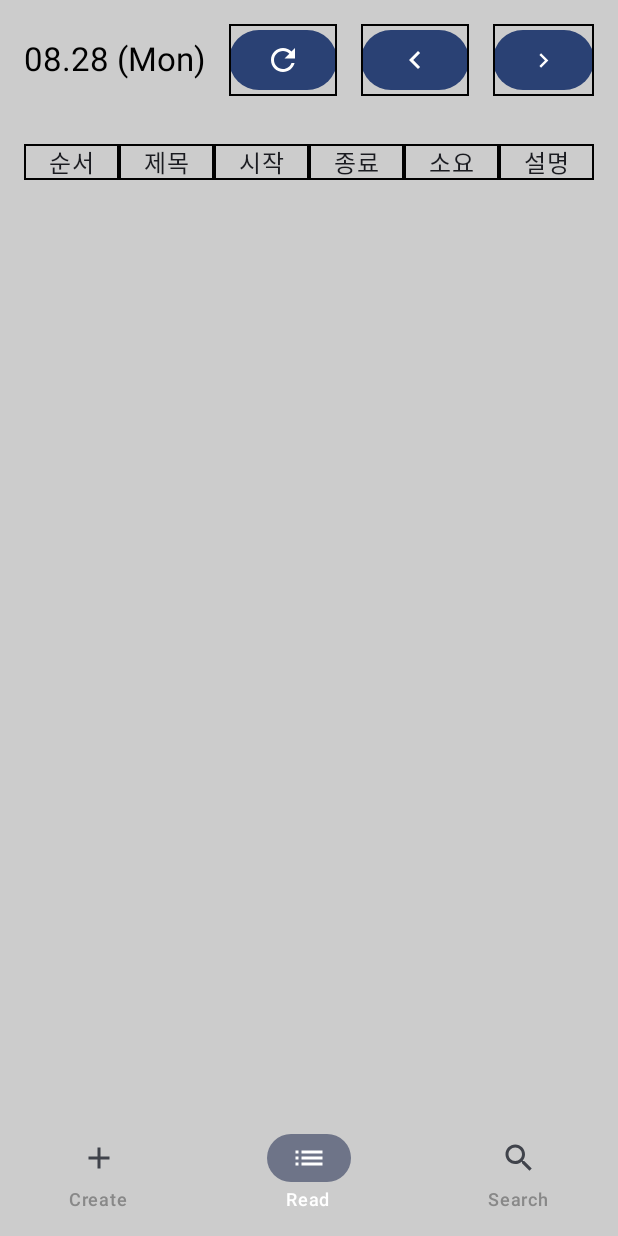
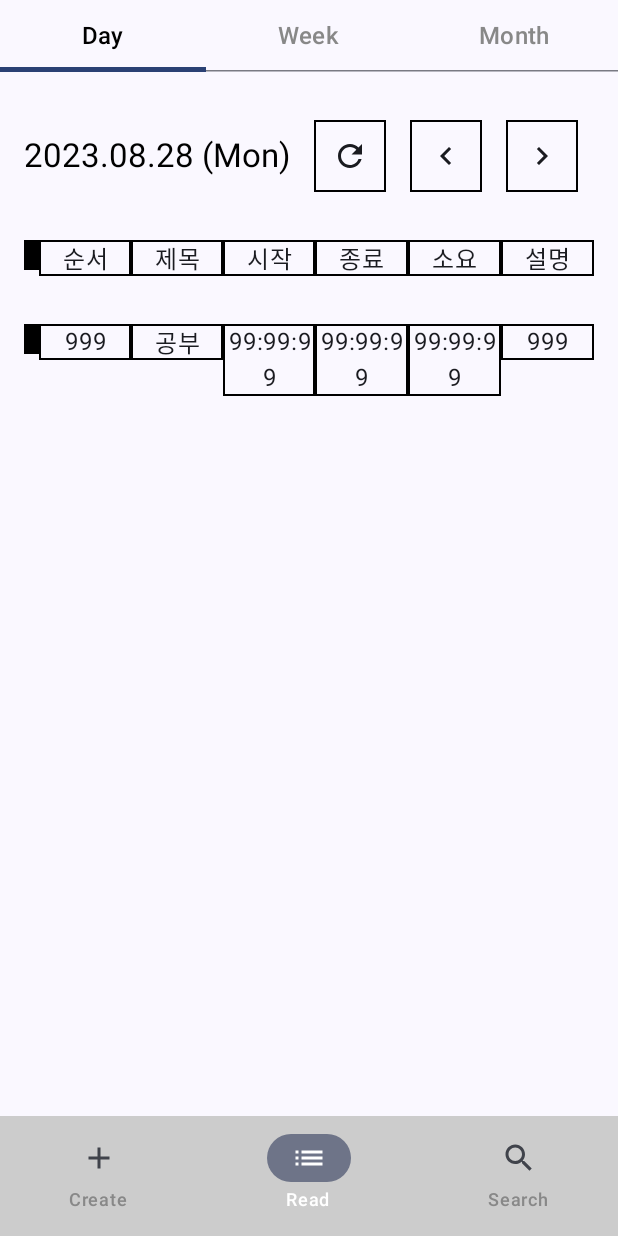
Before and after one commit to andpact/WiD-android, an Android app built with Jetpack Compose: the screen it shows after launch (MainActivity), item 2 of the bottom bar chosen, on a phone screen of 412 x 824 dp. Run offline under Robolectric (Android 15) with nearby library versions, the phone set to English and light mode, and no system bars.

Commit message:
update read fragment

```diff
--- a/app/src/main/java/andpact/project/wid/activity/MainActivity.kt
+++ b/app/src/main/java/andpact/project/wid/activity/MainActivity.kt
@@ -1,7 +1,7 @@
 package andpact.project.wid.activity
 
 import andpact.project.wid.fragment.WiDCreateFragment
-import andpact.project.wid.fragment.WiDReadFragment
+import andpact.project.wid.fragment.WiDReadHolderFragment
 import andpact.project.wid.fragment.WiDSearchFragment
 import android.os.Bundle
 import androidx.activity.ComponentActivity
@@ -38,8 +38,8 @@ fun NavigationGraph(navController: NavHostController) {
         composable(Destinations.WiDCreateFragment.route) {
             WiDCreateFragment()
         }
-        composable(Destinations.WiDReadFragment.route) {
-            WiDReadFragment()
+        composable(Destinations.WiDReadHolderFragment.route) {
+            WiDReadHolderFragment()
         }
         composable(Destinations.WiDSearchFragment.route) {
             WiDSearchFragment()
@@ -52,7 +52,7 @@ fun BottomBar(
     navController: NavHostController, state: MutableState<Boolean>, modifier: Modifier = Modifier
 ) {
     val screens = listOf(
-        Destinations.WiDCreateFragment, Destinations.WiDReadFragment, Destinations.WiDSearchFragment
+        Destinations.WiDCreateFragment, Destinations.WiDReadHolderFragment, Destinations.WiDSearchFragment
     )
 
     NavigationBar(
@@ -127,8 +127,8 @@ sealed class Destinations(
         icon = Icons.Filled.Add
     )
 
-    object WiDReadFragment : Destinations(
-        route = "wid_read_fragment",
+    object WiDReadHolderFragment : Destinations(
+        route = "wid_read_holder_fragment",
         title = "Read",
         icon = Icons.Filled.List
     )
--- a/app/src/main/java/andpact/project/wid/fragment/WiDCreateFragment.kt
+++ b/app/src/main/java/andpact/project/wid/fragment/WiDCreateFragment.kt
@@ -2,6 +2,7 @@ package andpact.project.wid.fragment
 
 import andpact.project.wid.model.WiD
 import andpact.project.wid.service.WiDService
+import andpact.project.wid.util.DataMaps
 import android.os.Handler
 import android.os.Looper
 import android.util.Log
@@ -164,7 +165,7 @@ fun WiDCreateFragment() {
             }
 
             Text(
-                text = title,
+                text = DataMaps.titleMap[title] ?: title, // Use titleMap to get Korean title, fallback to original title
                 style = MaterialTheme.typography.titleLarge,
                 color = Color.White,
                 modifier = Modifier.align(Alignment.CenterVertically),
--- a/app/src/main/java/andpact/project/wid/fragment/WiDReadFragment.kt
+++ b/app/src/main/java/andpact/project/wid/fragment/WiDReadDayFragment.kt
@@ -1,20 +1,17 @@
 package andpact.project.wid.fragment
 
 import andpact.project.wid.service.WiDService
-import android.util.Log
+import andpact.project.wid.util.DataMaps
 import androidx.compose.foundation.background
 import androidx.compose.foundation.border
 import androidx.compose.foundation.layout.*
 import androidx.compose.foundation.lazy.LazyColumn
-import androidx.compose.foundation.lazy.items
+import androidx.compose.foundation.lazy.itemsIndexed
 import androidx.compose.material.icons.Icons
 import androidx.compose.material.icons.filled.KeyboardArrowLeft
 import androidx.compose.material.icons.filled.KeyboardArrowRight
 import androidx.compose.material.icons.filled.Refresh
-import androidx.compose.material3.Button
-import androidx.compose.material3.Icon
-import androidx.compose.material3.MaterialTheme
-import androidx.compose.material3.Text
+import androidx.compose.material3.*
 import androidx.compose.runtime.*
 import androidx.compose.ui.Alignment
 import androidx.compose.ui.Modifier
@@ -27,22 +24,19 @@ import java.time.LocalDate
 import java.time.format.DateTimeFormatter
 
 @Composable
-fun WiDReadFragment() {
+fun WiDReadDayFragment() {
     var currentDate by remember { mutableStateOf(LocalDate.now()) }
 
     val wiDService = WiDService(context = LocalContext.current)
 
-    // Fetch the list of WiDs based on the selected date
     val wiDList = remember(currentDate) {
         wiDService.readWiDListByDate(currentDate)
     }
 
-    Log.d("wiDList : ", wiDList.toString())
-
     Column(
         modifier = Modifier
             .fillMaxSize()
-            .background(color = Color.LightGray)
+//            .background(color = Color.LightGray)
             .wrapContentSize(Alignment.TopCenter),
     ) {
         Row(
@@ -53,40 +47,37 @@ fun WiDReadFragment() {
             verticalAlignment = Alignment.CenterVertically
         ) {
             Text(
-                text = currentDate.format(DateTimeFormatter.ofPattern("MM.dd (E)")),
+                text = currentDate.format(DateTimeFormatter.ofPattern("yyyy.MM.dd (E)")),
                 style = MaterialTheme.typography.titleLarge,
                 color = Color.Black,
                 textAlign = TextAlign.Center,
             )
 
-            Button(
+            IconButton(
                 onClick = {
                     currentDate = LocalDate.now()
                 },
                 modifier = Modifier
-                    .background(color = Color.Transparent)
                     .border(1.dp, Color.Black)
             ) {
-                Icon(imageVector = Icons.Filled.Refresh, contentDescription = "previousDay")
+                Icon(imageVector = Icons.Filled.Refresh, contentDescription = "Today")
             }
 
-            Button(
+            IconButton(
                 onClick = {
                     currentDate = currentDate.minusDays(1)
                 },
                 modifier = Modifier
-                    .background(color = Color.Transparent)
                     .border(1.dp, Color.Black)
             ) {
-                Icon(imageVector = Icons.Default.KeyboardArrowLeft, contentDescription = "previousDay")
+                Icon(imageVector = Icons.Default.KeyboardArrowLeft, contentDescription = "prevDay")
             }
 
-            Button(
+            IconButton(
                 onClick = {
                     currentDate = currentDate.plusDays(1)
                 },
                 modifier = Modifier
-                    .background(color = Color.Transparent)
                     .border(1.dp, Color.Black)
             ) {
                 Icon(imageVector = Icons.Default.KeyboardArrowRight, contentDescription = "nextDay")
@@ -98,27 +89,81 @@ fun WiDReadFragment() {
                 .fillMaxWidth()
                 .padding(16.dp)
         ) {
+            Box(
+                modifier = Modifier
+                    .size(width = 10.dp, height = 20.dp)
+                    .background(Color.Black)
+            )
+
             Text(text = "순서",
                 modifier = Modifier.weight(1f)
                     .border(1.dp, Color.Black),
-                textAlign = TextAlign.Center)
+                textAlign = TextAlign.Center,
+            )
+
             Text(text = "제목",
                 modifier = Modifier.weight(1f)
                     .border(1.dp, Color.Black),
                 textAlign = TextAlign.Center)
+
             Text(text = "시작",
                 modifier = Modifier.weight(1f)
                     .border(1.dp, Color.Black),
                 textAlign = TextAlign.Center)
+
             Text(text = "종료",
                 modifier = Modifier.weight(1f)
                     .border(1.dp, Color.Black),
                 textAlign = TextAlign.Center)
+
             Text(text = "소요",
                 modifier = Modifier.weight(1f)
                     .border(1.dp, Color.Black),
                 textAlign = TextAlign.Center)
+
             Text(text = "설명",
+                modifier = Modifier.weight(1f)
+                    .border(1.dp, Color.Black),
+                textAlign = TextAlign.Center)
+        }
+
+        Row(
+            modifier = Modifier
+                .fillMaxWidth()
+                .padding(16.dp)
+        ) {
+            Box(
+                modifier = Modifier
+                    .size(width = 10.dp, height = 20.dp)
+                    .background(Color.Black)
+            )
+
+            Text(text = "999",
+                modifier = Modifier.weight(1f)
+                    .border(1.dp, Color.Black),
+                textAlign = TextAlign.Center)
+
+            Text(text = "공부",
+                modifier = Modifier.weight(1f)
+                    .border(1.dp, Color.Black),
+                textAlign = TextAlign.Center)
+
+            Text(text = "99:99:99",
+                modifier = Modifier.weight(1f)
+                    .border(1.dp, Color.Black),
+                textAlign = TextAlign.Center)
+
+            Text(text = "99:99:99",
+                modifier = Modifier.weight(1f)
+                    .border(1.dp, Color.Black),
+                textAlign = TextAlign.Center)
+
+            Text(text = "99:99:99",
+                modifier = Modifier.weight(1f)
+                    .border(1.dp, Color.Black),
+                textAlign = TextAlign.Center)
+
+            Text(text = "999",
                 modifier = Modifier.weight(1f)
                     .border(1.dp, Color.Black),
                 textAlign = TextAlign.Center)
@@ -128,39 +173,53 @@ fun WiDReadFragment() {
             modifier = Modifier.fillMaxWidth(),
             contentPadding = PaddingValues(16.dp)
         ) {
-            items(wiDList) { wiD ->
+            itemsIndexed(wiDList) { index, wiD ->
                 Row(
                     modifier = Modifier
                         .fillMaxWidth()
                         .padding(vertical = 8.dp),
-                    horizontalArrangement = Arrangement.spacedBy(8.dp)
                 ) {
+                    val titleColor = DataMaps.colorMap[wiD.title]
+                    if (titleColor != null) {
+                        Box(
+                            modifier = Modifier
+                                .size(width = 10.dp, height = 20.dp)
+                                .background(Color(android.graphics.Color.parseColor(titleColor)))
+                        )
+                    }
+
                     Text(
-                        text = wiD.id.toString(),
+                        text = (index + 1).toString(),
                         modifier = Modifier.weight(1f)
                             .border(1.dp, Color.Black),
                         textAlign = TextAlign.Center
                     )
                     Text(
-                        text = wiD.title,
+                        text = DataMaps.titleMap[wiD.title] ?: wiD.title,
                         modifier = Modifier.weight(1f)
                             .border(1.dp, Color.Black),
                         textAlign = TextAlign.Center
                     )
                     Text(
-                        text = wiD.start.toString(),
+                        text = wiD.start.format(DateTimeFormatter.ofPattern("HH:mm:ss")),
                         modifier = Modifier.weight(1f)
                             .border(1.dp, Color.Black),
                         textAlign = TextAlign.Center
                     )
                     Text(
-                        text = wiD.finish.toString(),
+                        text = wiD.finish.format(DateTimeFormatter.ofPattern("HH:mm:ss")),
                         modifier = Modifier.weight(1f)
                             .border(1.dp, Color.Black),
                         textAlign = TextAlign.Center
                     )
                     Text(
                         text = formatDuration(wiD.duration),
+                        modifier = Modifier.weight(1f)
+                            .border(1.dp, Color.Black),
+                        textAlign = TextAlign.Center
+                    )
+                    Text(
+                        text = wiD.detail.length.toString(),
                         modifier = Modifier.weight(1f)
                             .border(1.dp, Color.Black),
                         textAlign = TextAlign.Center
@@ -174,6 +233,6 @@ fun WiDReadFragment() {
 
 @Preview(showBackground = true)
 @Composable
-fun WiDReadFragmentPreview() {
-    WiDReadFragment()
+fun WiDReadDayFragmentPreview() {
+    WiDReadDayFragment()
 }
--- /dev/null
+++ b/app/src/main/java/andpact/project/wid/fragment/WiDReadHolderFragment.kt
@@ -0,0 +1,85 @@
+package andpact.project.wid.fragment
+
+import androidx.compose.foundation.background
+import androidx.compose.foundation.layout.*
+import androidx.compose.material3.*
+import androidx.compose.material3.TabRowDefaults.tabIndicatorOffset
+import androidx.compose.runtime.Composable
+import androidx.compose.runtime.*
+import androidx.compose.ui.Modifier
+import androidx.compose.ui.graphics.Color
+import androidx.compose.ui.tooling.preview.Preview
+import androidx.compose.ui.unit.dp
+
+@Composable
+fun WiDReadHolderFragment() {
+    var selectedTab by remember { mutableStateOf(0) }
+
+    Column(
+        modifier = Modifier
+            .fillMaxSize()
+            .background(Color.Transparent),
+//            .padding(16.dp),
+        verticalArrangement = Arrangement.spacedBy(16.dp)
+    ) {
+        TabRow(
+            selectedTabIndex = selectedTab,
+            modifier = Modifier.fillMaxWidth(),
+            indicator = { tabPositions ->
+                TabRowDefaults.Indicator(
+                    modifier = Modifier.tabIndicatorOffset(tabPositions[selectedTab]),
+                    color = MaterialTheme.colorScheme.primary
+                )
+            }
+        ) {
+            Tab(
+                selected = selectedTab == 0,
+                onClick = { selectedTab = 0 },
+                text = {
+                    Text(
+                        text = "Day",
+                        color = if (selectedTab == 0) Color.Black else Color.Gray,
+                        style = MaterialTheme.typography.titleMedium,
+                    )
+                }
+            )
+
+            Tab(
+                selected = selectedTab == 1,
+                onClick = { selectedTab = 1 },
+                text = {
+                    Text(
+                        text = "Week",
+                        color = if (selectedTab == 1) Color.Black else Color.Gray,
+                        style = MaterialTheme.typography.titleMedium,
+                    )
+                }
+            )
+
+            Tab(
+                selected = selectedTab == 2,
+                onClick = { selectedTab = 2 },
+                text = {
+                    Text(
+                        text = "Month",
+                        color = if (selectedTab == 2) Color.Black else Color.Gray,
+                        style = MaterialTheme.typography.titleMedium,
+                    )
+                }
+            )
+        }
+
+        when (selectedTab) {
+            0 -> WiDReadDayFragment()
+            1 -> WiDReadWeekFragment()
+            2 -> WiDReadMonthFragment()
+        }
+    }
+}
+
+
+@Preview(showBackground = true)
+@Composable
+fun WiDReadHolderFragmentPreview() {
+    WiDReadHolderFragment()
+}
--- /dev/null
+++ b/app/src/main/java/andpact/project/wid/util/DataMaps.kt
@@ -0,0 +1,25 @@
+package andpact.project.wid.util
+
+class DataMaps {
+    companion object {
+        val titleMap = mapOf(
+            "STUDY" to "공부",
+            "WORK" to "일",
+            "READING" to "독서",
+            "EXERCISE" to "운동",
+            "HOBBY" to "취미",
+            "TRAVEL" to "여행",
+            "SLEEP" to "수면"
+        )
+
+        val colorMap = mapOf(
+            "STUDY" to "#FF0000",    // 빨강
+            "WORK" to "#FF7F00",     // 주황
+            "READING" to "#FFFF00",  // 노랑
+            "EXERCISE" to "#007F00", // 연두
+            "HOBBY" to "#0000FF",    // 녹색
+            "TRAVEL" to "#00007F",   // 남색
+            "SLEEP" to "#7F00FF"     // 보라
+        )
+    }
+}
```
Also changed, not shown: app/src/main/java/andpact/project/wid/fragment/WiDReadMonthFragment.kt (added, +107 -0 lines), app/src/main/java/andpact/project/wid/fragment/WiDReadWeekFragment.kt (added, +180 -0 lines), app/src/main/res/values/colors.xml (+8 -0 lines).
